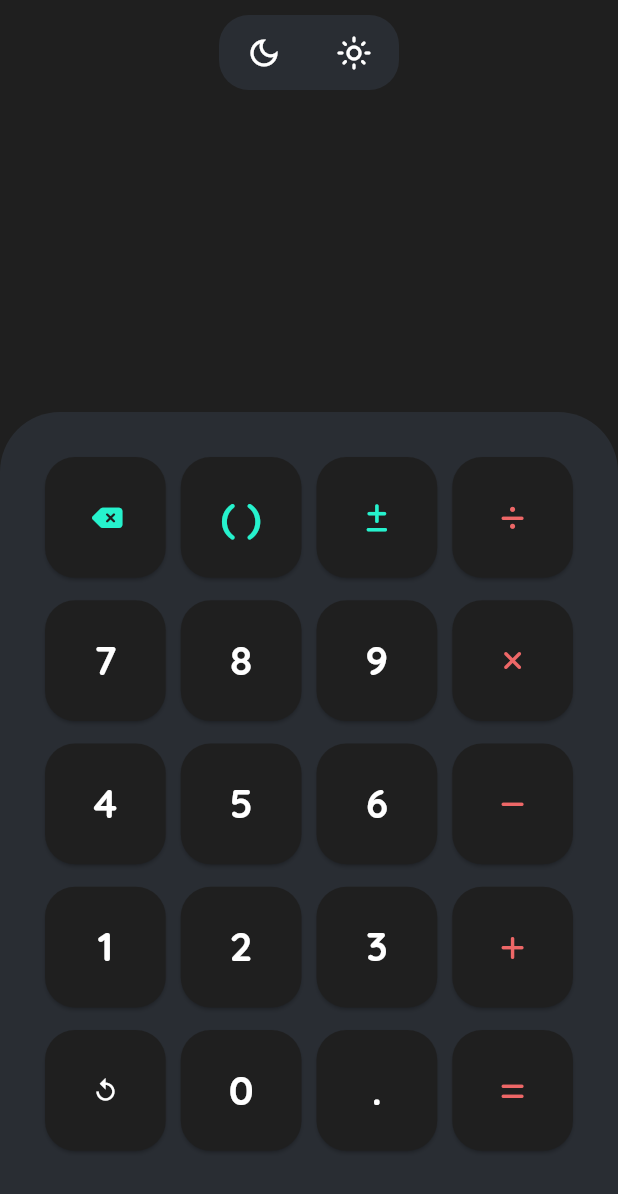
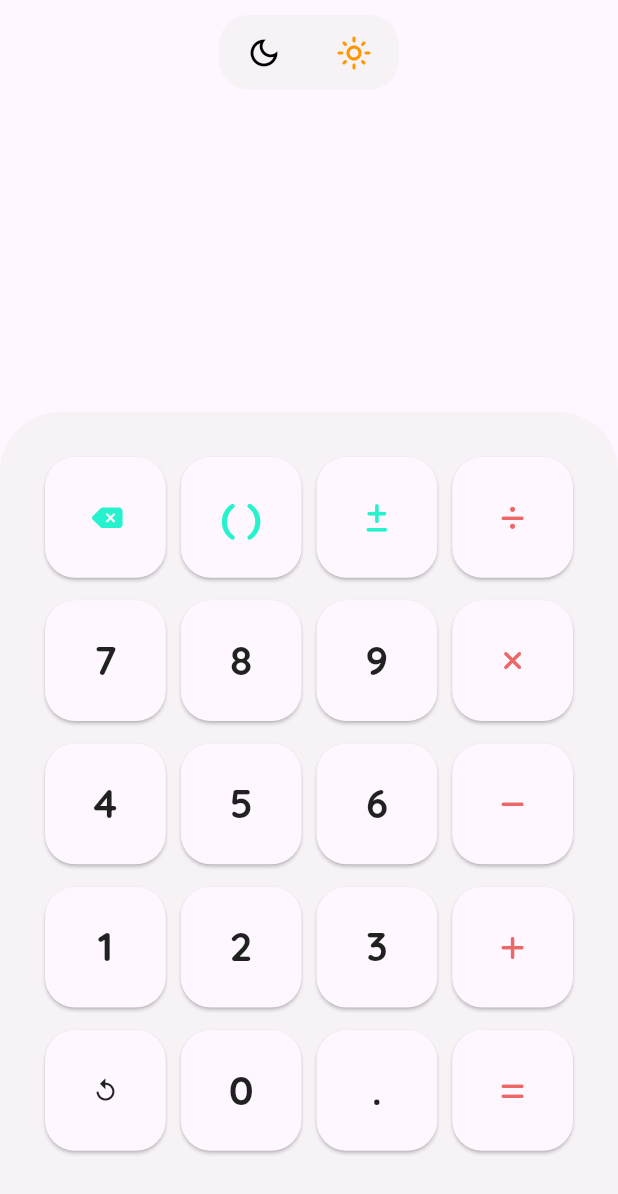
Before and after one commit to Arkan95/Calculator, a Flutter app: the screen it shows after launch, after a tap on the "light mode" icon, on a phone screen of 412 x 824 dp. Shown: the top 1194 px of the screen. Run offline on Flutter 3.47's test engine with Material 3 defaults, Android fonts, the phone set to English and light mode, and no system bars; our stand-ins replace bloc, flutter_bloc, font_awesome_flutter, google_fonts, material_symbols_icons.

Commit message:
ultimo commit

```diff
--- /dev/null
+++ b/lib/bloc/theme_bloc_bloc.dart
@@ -0,0 +1,23 @@
+import 'package:bloc/src/bloc.dart';
+
+import 'package:flutter/material.dart';
+import 'package:google_fonts/google_fonts.dart';
+
+part 'theme_bloc_event.dart';
+part 'theme_bloc_state.dart';
+
+class ThemeBlocBloc extends Bloc<ThemeBlocEvent, ThemeBlocState> {
+  ThemeBlocBloc() : super(ThemeBlocDark()) {
+    on<ThemeBlocEvent>(changeTheme);
+  }
+
+  void changeTheme(ThemeBlocEvent event, Emitter<ThemeBlocState> emit) {
+    if (event is ChangeToDark) {
+      emit(ThemeBlocDark());
+    } else if (event is ChangeToLight) {
+      emit(ThemeBlocLight());
+    } else {
+      emit(ThemeBlocDark());
+    }
+  }
+}
--- /dev/null
+++ b/lib/bloc/theme_bloc_event.dart
@@ -0,0 +1,8 @@
+part of 'theme_bloc_bloc.dart';
+
+@immutable
+sealed class ThemeBlocEvent {}
+
+final class ChangeToDark extends ThemeBlocEvent {}
+
+final class ChangeToLight extends ThemeBlocEvent {}
--- /dev/null
+++ b/lib/bloc/theme_bloc_state.dart
@@ -0,0 +1,106 @@
+part of 'theme_bloc_bloc.dart';
+
+@immutable
+sealed class ThemeBlocState {
+  TextTheme lightTextTheme = TextTheme(
+    bodyLarge: GoogleFonts.openSans(
+      fontSize: 14.0,
+      fontWeight: FontWeight.w700,
+      color: Colors.black,
+    ),
+    displayLarge: GoogleFonts.openSans(
+      fontSize: 32.0,
+      fontWeight: FontWeight.bold,
+      color: Colors.black,
+    ),
+    displayMedium: GoogleFonts.openSans(
+      fontSize: 21.0,
+      fontWeight: FontWeight.w700,
+      color: Colors.black,
+    ),
+    displaySmall: GoogleFonts.openSans(
+      fontSize: 16.0,
+      fontWeight: FontWeight.w600,
+      color: Colors.black,
+    ),
+    titleLarge: GoogleFonts.openSans(
+      fontSize: 20.0,
+      fontWeight: FontWeight.w600,
+      color: Colors.black,
+    ),
+  );
+//Definisce un oggetto di tipo TextTheme in cui vengono definite le impostazioni per il testo nel tema chiaro. Verrà richiamato nel dark()
+  TextTheme darkTextTheme = TextTheme(
+    bodyLarge: GoogleFonts.openSans(
+      fontSize: 14.0,
+      fontWeight: FontWeight.w700,
+      color: Colors.white,
+    ),
+    displayLarge: GoogleFonts.openSans(
+      fontSize: 32.0,
+      fontWeight: FontWeight.bold,
+      color: Colors.white,
+    ),
+    displayMedium: GoogleFonts.openSans(
+      fontSize: 21.0,
+      fontWeight: FontWeight.w700,
+      color: Colors.red,
+    ),
+    displaySmall: GoogleFonts.openSans(
+      fontSize: 16.0,
+      fontWeight: FontWeight.w600,
+      color: Colors.white,
+    ),
+    titleLarge: GoogleFonts.openSans(
+      fontSize: 20.0,
+      fontWeight: FontWeight.w600,
+      color: Colors.white,
+    ),
+  );
+
+//Tema Chiaro. Restituisce un oggetto di tipo ThemeData dove vengono settati tutte le proprietà dei futuri sotto-widget.
+  ThemeData lightMode() {
+    return ThemeData(
+      brightness: Brightness.light,
+      primaryColor: Colors.grey[200]!.withOpacity(0.5),
+      secondaryHeaderColor: Colors.black87,
+      checkboxTheme: CheckboxThemeData(
+        fillColor: WidgetStateColor.resolveWith((states) {
+          return Colors.black;
+        }),
+      ),
+      iconTheme: const IconThemeData(color: Colors.black),
+      appBarTheme: const AppBarTheme(
+        foregroundColor: Colors.black,
+        backgroundColor: Colors.white,
+      ),
+      floatingActionButtonTheme: const FloatingActionButtonThemeData(
+        foregroundColor: Colors.white,
+        backgroundColor: Colors.black,
+      ),
+      bottomNavigationBarTheme: const BottomNavigationBarThemeData(
+        selectedItemColor: Colors.green,
+      ),
+      textTheme:
+          lightTextTheme, // Le impostazioni testo definite precedentemente
+    );
+  }
+
+//Tema Scuro. Restituisce un oggetto di tipo ThemeData dove vengono settati tutte le proprietà dei futuri sotto-widget.
+  ThemeData darkMode() {
+    return ThemeData(
+      brightness: Brightness.dark,
+      primaryColor: const Color.fromRGBO(41, 45, 51, 1),
+      secondaryHeaderColor: Colors.white,
+      scaffoldBackgroundColor: const Color.fromRGBO(31, 31, 31, 1),
+      iconTheme: const IconThemeData(color: Colors.white),
+
+      textTheme:
+          darkTextTheme, // Le impostazioni testo definite precedentemente
+    );
+  }
+}
+
+final class ThemeBlocDark extends ThemeBlocState {}
+
+final class ThemeBlocLight extends ThemeBlocState {}
--- a/lib/main.dart
+++ b/lib/main.dart
@@ -1,4 +1,5 @@
 import 'package:calcolatrice/bloc/calculator_bloc.dart';
+import 'package:calcolatrice/bloc/theme_bloc_bloc.dart';
 import 'package:calcolatrice/theme.dart';
 import 'package:calcolatrice/view/calculator_view.dart';
 import 'package:flutter/material.dart';
@@ -13,25 +14,27 @@ class MainApp extends StatelessWidget {
 
   @override
   Widget build(BuildContext context) {
-    ThemeData theme = darkMode();
-    return MaterialApp(
-      theme: theme,
-      home: Scaffold(
-        body: SafeArea(
-          child: MultiBlocProvider(
+    return MultiBlocProvider(
       providers: [
         BlocProvider(
           create: (context) => CalculatorBloc(),
         ),
-              /* BlocProvider(
-                create: (context) => SubjectBloc(),
-              ), */
+        BlocProvider(
+          create: (context) => ThemeBlocBloc(),
+        ),
       ],
-            child: CalculatorView(changeTheme: (val) {
-              theme = val == 1 ? darkMode() : lightMode();
-            }),
+      child: BlocBuilder<ThemeBlocBloc, ThemeBlocState>(
+        builder: (context, state) {
+          return MaterialApp(
+            theme:
+                (state is ThemeBlocDark) ? state.darkMode() : state.lightMode(),
+            home: Scaffold(
+              body: SafeArea(
+                child: CalculatorView(),
               ),
             ),
+          );
+        },
       ),
     );
   }
--- a/lib/utility.dart
+++ b/lib/utility.dart
@@ -2,16 +2,3 @@ import 'package:calcolatrice/models/element.dart';
 import 'package:flutter/material.dart';
 
 List<String> numbers = ["0", "1", "2", "3", "4", "5", "6", "7", "8", "9"];
-
-Color getColor(Tipo type) {
-  switch (type) {
-    case (Tipo.number):
-      return Colors.white;
-    case (Tipo.operator):
-      return const Color.fromRGBO(237, 103, 103, 1);
-    case (Tipo.soperator):
-      return const Color.fromRGBO(38, 242, 205, 1);
-    default:
-      return Colors.white;
-  }
-}
--- a/lib/view/calculator_view.dart
+++ b/lib/view/calculator_view.dart
@@ -8,9 +8,7 @@ import 'package:font_awesome_flutter/font_awesome_flutter.dart';
 import 'package:material_symbols_icons/material_symbols_icons.dart';
 
 class CalculatorView extends StatefulWidget {
-  Function(int val)? changeTheme;
-
-  CalculatorView({super.key, this.changeTheme});
+  CalculatorView({super.key});
 
   @override
   State<CalculatorView> createState() => _CalculatorViewState();
--- a/lib/view/display_view.dart
+++ b/lib/view/display_view.dart
@@ -1,4 +1,5 @@
 import 'package:calcolatrice/bloc/calculator_bloc.dart';
+import 'package:calcolatrice/bloc/theme_bloc_bloc.dart';
 import 'package:calcolatrice/models/element.dart';
 import 'package:calcolatrice/utility.dart';
 import 'package:flutter/material.dart';
@@ -13,7 +14,22 @@ class DisplayView extends StatefulWidget {
 }
 
 class _DisplayViewState extends State<DisplayView> {
+  Color getColor(Tipo type) {
+    switch (type) {
+      case (Tipo.number):
+        return Theme.of(context).secondaryHeaderColor;
+      case (Tipo.operator):
+        return const Color.fromRGBO(237, 103, 103, 1);
+      case (Tipo.soperator):
+        return const Color.fromRGBO(38, 242, 205, 1);
+      default:
+        return Colors.white;
+    }
+  }
+
   Widget changeMode() {
+    return BlocBuilder<ThemeBlocBloc, ThemeBlocState>(
+      builder: (context, state) {
         return Container(
           width: 120,
           height: 50,
@@ -25,14 +41,30 @@ class _DisplayViewState extends State<DisplayView> {
             children: [
               IconButton(
                 icon: const Icon(Icons.dark_mode_outlined),
-            onPressed: () {},
+                isSelected: (state is ThemeBlocDark) ? true : false,
+                selectedIcon: const Icon(
+                  Icons.dark_mode_outlined,
+                  color: Colors.blue,
+                ),
+                onPressed: () {
+                  context.read<ThemeBlocBloc>().add(ChangeToDark());
+                },
               ),
               IconButton(
                 icon: const Icon(Icons.light_mode_outlined),
-            onPressed: () {},
+                selectedIcon: const Icon(
+                  Icons.light_mode_outlined,
+                  color: Colors.orange,
+                ),
+                isSelected: (state is ThemeBlocLight) ? true : false,
+                onPressed: () {
+                  context.read<ThemeBlocBloc>().add(ChangeToLight());
+                },
               )
             ],
           ),
+        );
+      },
     );
   }
 
--- a/lib/widgets/button.dart
+++ b/lib/widgets/button.dart
@@ -23,6 +23,19 @@ class ButtonCalculator extends StatelessWidget {
     }
   }
 
+  Color getColor(Tipo type, BuildContext context) {
+    switch (type) {
+      case (Tipo.number):
+        return Theme.of(context).secondaryHeaderColor;
+      case (Tipo.operator):
+        return const Color.fromRGBO(237, 103, 103, 1);
+      case (Tipo.soperator):
+        return const Color.fromRGBO(38, 242, 205, 1);
+      default:
+        return Colors.white;
+    }
+  }
+
   @override
   Widget build(BuildContext context) {
     ThemeData theme = Theme.of(context);
@@ -38,7 +51,7 @@ class ButtonCalculator extends StatelessWidget {
       child: value.icon != null
           ? Icon(
               value.icon!,
-              color: getColor(value.type!),
+              color: getColor(value.type!, context),
             )
           : AutoSizeText(
               maxLines: 1,
@@ -46,7 +59,8 @@ class ButtonCalculator extends StatelessWidget {
               maxFontSize: 39,
               value.value!,
               style: GoogleFonts.quicksand(
-                  fontWeight: FontWeight.bold, color: getColor(value.type!))),
+                  fontWeight: FontWeight.bold,
+                  color: getColor(value.type!, context))),
     );
   }
 }
```
Also changed, not shown: lib/bloc/calculator_bloc.dart (+63 -30 lines). Lines whose indentation alone changed are shown as unchanged.
